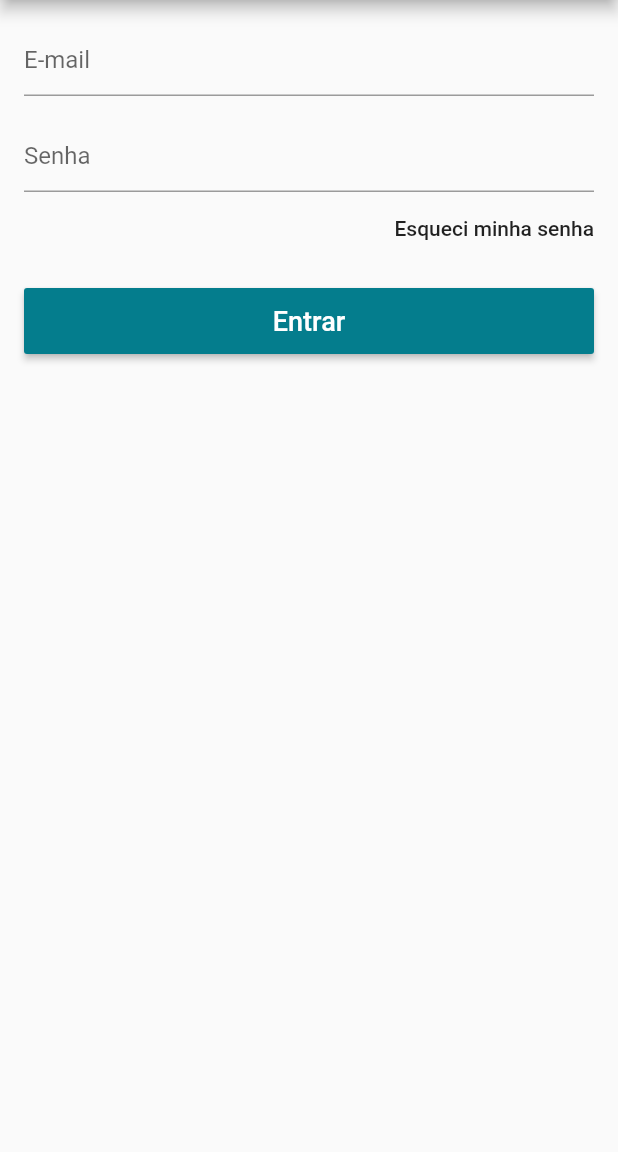
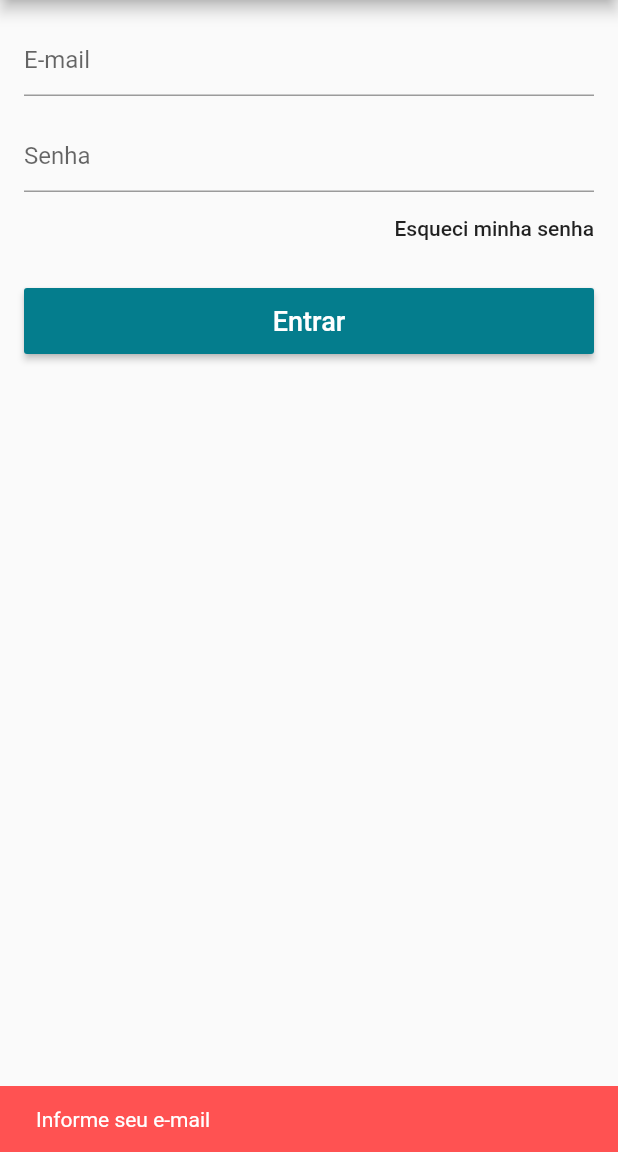
Before and after one commit to renatorv/app_vendas, a Flutter app: the LoginScreen screen opened directly, after a tap on "Esqueci minha senha", on a phone screen of 412 x 824 dp, the part 84-1236 px from its top. Run offline on Flutter 3.47's test engine with Material 2 defaults, Android fonts, the phone set to English and light mode, and no system bars; our stand-ins replace carousel_pro, cloud_firestore, firebase_auth, transparent_image; accounts and stored records are empty.

Commit message:
Recuperação de senha

```diff
--- a/lib/models/user_model.dart
+++ b/lib/models/user_model.dart
@@ -73,7 +73,9 @@ class UserModel extends Model {
     });
   }
 
-  void recoverPass() {}
+  void recoverPass(String email) {
+    _auth.sendPasswordResetEmail(email: email);
+  }
 
   // Se o usuário atual for diferente de null
   // essa função retorna true, indicando que
--- a/lib/screens/login_screen.dart
+++ b/lib/screens/login_screen.dart
@@ -79,7 +79,23 @@ class _LoginScreenState extends State<LoginScreen> {
                   Align(
                     alignment: Alignment.centerRight,
                     child: FlatButton(
-                      onPressed: () {},
+                      onPressed: () {
+                        if (_emailController.text.isEmpty)
+                          _scaffoldKey.currentState.showSnackBar(SnackBar(
+                            content: Text("Informe seu e-mail"),
+                            backgroundColor: Colors.redAccent,
+                            duration: Duration(seconds: 2),
+                          ));
+                        else {
+                          model.recoverPass(_emailController.text);
+
+                          _scaffoldKey.currentState.showSnackBar(SnackBar(
+                            content: Text("Confira seu e-mail!"),
+                            backgroundColor: Theme.of(context).primaryColor,
+                            duration: Duration(seconds: 2),
+                          ));
+                        }
+                      },
                       child: Text(
                         "Esqueci minha senha",
                         textAlign: TextAlign.right,
```
